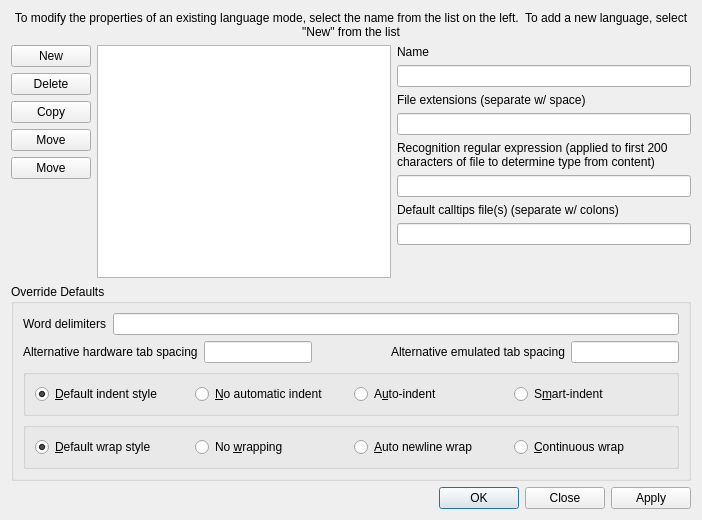
Old version of the form src/DialogLanguageModes.ui in the repository eteran/nedit-ng.
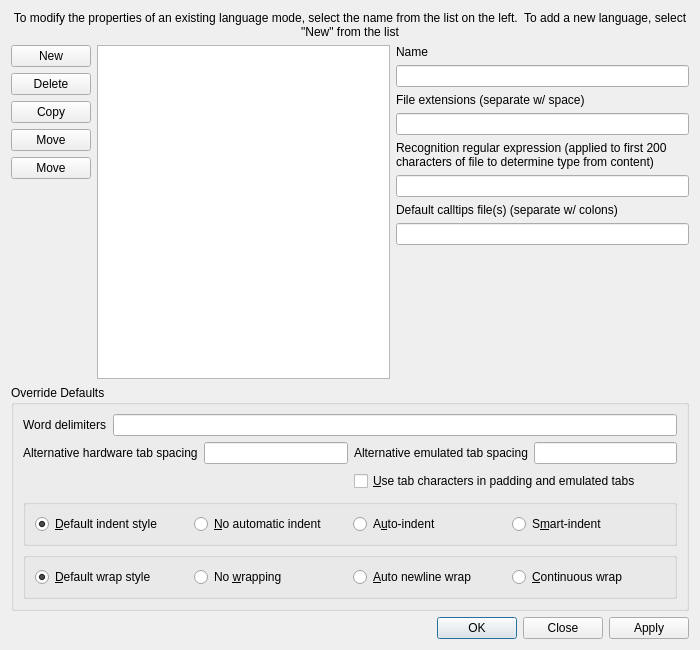
New version of the form. Icons and pictures are not drawn.

Commit message: adding a UI for issue #154. making python default to force emulated tabs by default

```diff
--- a/src/DialogLanguageModes.ui
+++ b/src/DialogLanguageModes.ui
@@ -6,8 +6,8 @@
    <rect>
     <x>0</x>
     <y>0</y>
-    <width>702</width>
-    <height>520</height>
+    <width>700</width>
+    <height>650</height>
    </rect>
   </property>
   <property name="windowTitle">
@@ -202,40 +202,50 @@
        </layout>
       </item>
       <item>
-       <layout class="QHBoxLayout" name="horizontalLayout_4">
-        <item>
+       <layout class="QGridLayout" name="gridLayout">
+        <item row="0" column="0">
          <widget class="QLabel" name="label_7">
           <property name="text">
            <string>Alternative hardware tab spacing</string>
           </property>
          </widget>
         </item>
-        <item>
+        <item row="0" column="1">
          <widget class="QLineEdit" name="editTabSpacing"/>
         </item>
-        <item>
+        <item row="0" column="2">
+         <widget class="QLabel" name="label_8">
+          <property name="text">
+           <string>Alternative emulated tab spacing</string>
+          </property>
+         </widget>
+        </item>
+        <item row="0" column="3">
+         <widget class="QLineEdit" name="editEmulatedTabSpacing"/>
+        </item>
+        <item row="1" column="0" colspan="2">
          <spacer name="horizontalSpacer">
           <property name="orientation">
            <enum>Qt::Horizontal</enum>
           </property>
           <property name="sizeHint" stdset="0">
            <size>
-            <width>74</width>
-            <height>18</height>
+            <width>308</width>
+            <height>23</height>
            </size>
           </property>
          </spacer>
         </item>
-        <item>
-         <widget class="QLabel" name="label_8">
+        <item row="1" column="2" colspan="2">
+         <widget class="QCheckBox" name="checkUsedTabs">
           <property name="text">
-           <string>Alternative emulated tab spacing</string>
+           <string>&amp;Use tab characters in padding and emulated tabs</string>
+          </property>
+          <property name="tristate">
+           <bool>true</bool>
           </property>
          </widget>
         </item>
-        <item>
-         <widget class="QLineEdit" name="editEmulatedTabSpacing"/>
-        </item>
        </layout>
       </item>
       <item>
```
The commit also changes 2 other files.
